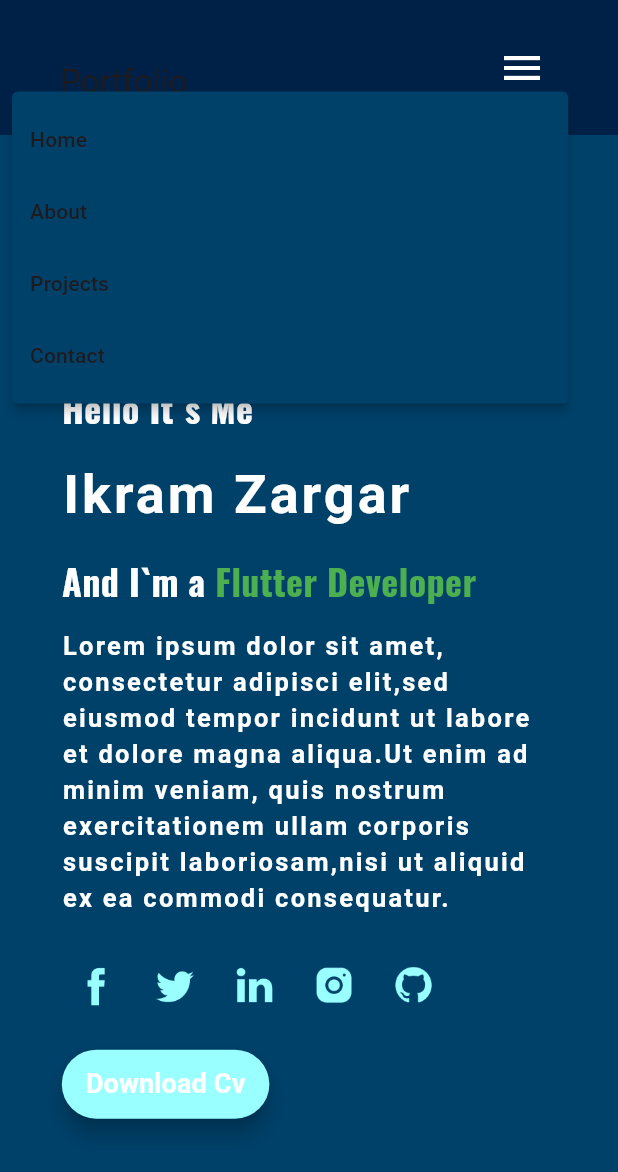
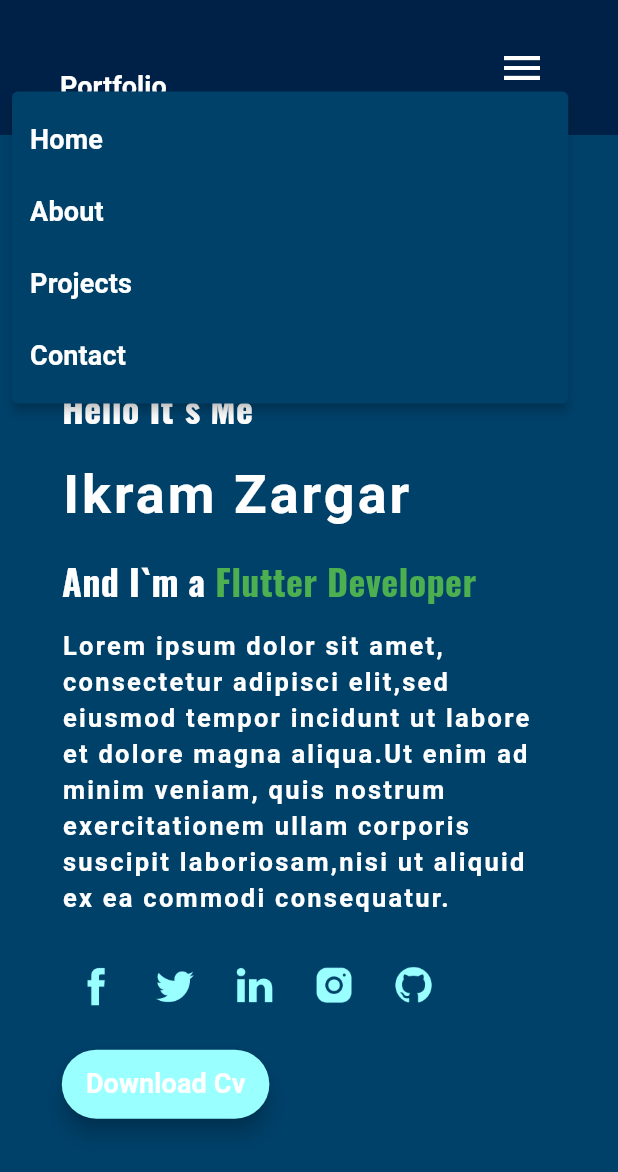
Before and after one commit to ikramzargar/my-portfolio, a Flutter app: the screen it shows after launch, after a tap on the "menu" icon, on a phone screen of 412 x 824 dp. Shown: the top 1172 px of the screen. Run offline on Flutter 3.47's test engine with Material 3 defaults, Android fonts, the phone set to English and light mode, and no system bars; drawn by our look-alikes of animated_text_kit, scrollable_positioned_list; our stand-ins replace animate_do, google_fonts.

Commit message:
Final changes according to template

```diff
--- a/lib/views/dashboard.dart
+++ b/lib/views/dashboard.dart
@@ -35,12 +35,14 @@ class _DashboardState extends State<Dashboard> {
     Footer(),
   ];
 
-  Future scrollTo({required int index}) async{
-    _itemScrollController.scrollTo(
+  Future scrollTo({required int index}) async {
+    _itemScrollController
+        .scrollTo(
       index: index,
-      duration:Duration(seconds: 2),
+      duration: Duration(seconds: 2),
       curve: Curves.fastLinearToSlowEaseIn,
-    ).whenComplete(() {
+    )
+        .whenComplete(() {
       setState(() {
         menuIndex = index;
       });
@@ -63,7 +65,10 @@ class _DashboardState extends State<Dashboard> {
               return Row(
                 crossAxisAlignment: CrossAxisAlignment.end,
                 children: [
-                  const Text('Portfolio'),
+                  Text(
+                    'Portfolio',
+                    style: AppTextStyles.headerTextStyle(),
+                  ),
                   const Spacer(),
                   PopupMenuButton(
                     icon: const Icon(
@@ -80,11 +85,10 @@ class _DashboardState extends State<Dashboard> {
                         .entries
                         .map(
                           (e) => PopupMenuItem(
-                        textStyle: AppTextStyles.headerTextStyle(),
                             onTap: () {
                               scrollTo(index: e.key);
                             },
-                        child: Text(e.value),
+                            child: Text(e.value,style:AppTextStyles.headerTextStyle(),),
                           ),
                         )
                         .toList(),
@@ -95,7 +99,10 @@ class _DashboardState extends State<Dashboard> {
               return Row(
                 crossAxisAlignment: CrossAxisAlignment.end,
                 children: [
-                  const Text('Portfolio'),
+                  Text(
+                    'Portfolio',
+                    style: AppTextStyles.headerTextStyle(),
+                  ),
                   const Spacer(),
                   SizedBox(
                     height: 30,
@@ -103,8 +110,7 @@ class _DashboardState extends State<Dashboard> {
                       itemCount: menuItems.length,
                       shrinkWrap: true,
                       scrollDirection: Axis.horizontal,
-                      separatorBuilder: (context, child) =>
-                         SizedBox(width: 8),
+                      separatorBuilder: (context, child) => SizedBox(width: 8),
                       itemBuilder: (context, index) {
                         return InkWell(
                           onTap: () {
@@ -133,12 +139,15 @@ class _DashboardState extends State<Dashboard> {
           },
         ),
       ),
-      body: ScrollablePositionedList.builder(
+      body: Scrollbar(
+        trackVisibility: true,
+        child: ScrollablePositionedList.builder(
           itemScrollController: _itemScrollController,
           itemCount: screenList.length,
           itemBuilder: (context, index) {
             return screenList[index];
           },
+        ),
       ),
     );
   }
@@ -151,7 +160,8 @@ class _DashboardState extends State<Dashboard> {
       transform: hover ? onMenuHover : null,
       child: Text(
         menuItems[index],
-        style: AppTextStyles.headerTextStyle().copyWith( color: hover ? AppColor.themeColor : Colors.white),
+        style: AppTextStyles.headerTextStyle()
+            .copyWith(color: hover ? AppColor.themeColor : Colors.white),
       ),
     );
   }
```
Lines whose indentation alone changed are shown as unchanged.
